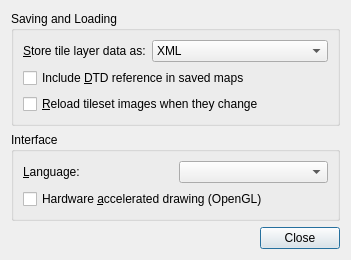
First picture: the form in Tiled/src/tiled/preferencesdialog.ui, repository Invertika/tools, before the edit.
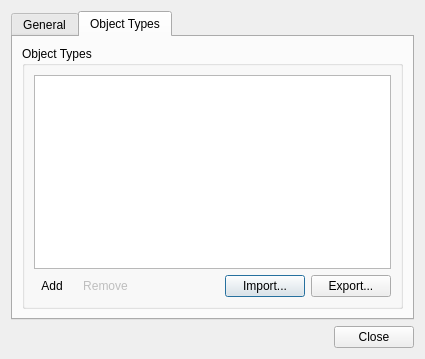
Second picture: the form after the edit. The open tabs and pages were chosen to show the change. Icons and pictures are not drawn.

Diff of the .ui file:
```diff
--- a/Tiled/src/tiled/preferencesdialog.ui
+++ b/Tiled/src/tiled/preferencesdialog.ui
@@ -6,8 +6,8 @@
    <rect>
     <x>0</x>
     <y>0</y>
-    <width>402</width>
-    <height>273</height>
+    <width>421</width>
+    <height>313</height>
    </rect>
   </property>
   <property name="windowTitle">
@@ -18,6 +18,16 @@
     <enum>QLayout::SetFixedSize</enum>
    </property>
    <item>
+    <widget class="QTabWidget" name="tabWidget">
+     <property name="currentIndex">
+      <number>0</number>
+     </property>
+     <widget class="QWidget" name="tab">
+      <attribute name="title">
+       <string>General</string>
+      </attribute>
+      <layout class="QVBoxLayout" name="verticalLayout_2">
+       <item>
     <widget class="QGroupBox" name="groupBox">
      <property name="title">
       <string>Saving and Loading</string>
@@ -118,11 +128,133 @@
      </property>
      <property name="sizeHint" stdset="0">
       <size>
-       <width>0</width>
-       <height>0</height>
+           <width>381</width>
+           <height>1</height>
       </size>
      </property>
     </spacer>
+       </item>
+      </layout>
+     </widget>
+     <widget class="QWidget" name="tab_2">
+      <attribute name="title">
+       <string>Object Types</string>
+      </attribute>
+      <layout class="QVBoxLayout" name="verticalLayout_3">
+       <item>
+        <widget class="QGroupBox" name="groupBox_3">
+         <property name="title">
+          <string>Object Types</string>
+         </property>
+         <layout class="QVBoxLayout" name="verticalLayout_4">
+          <item>
+           <widget class="QTableView" name="objectTypesTable">
+            <property name="selectionBehavior">
+             <enum>QAbstractItemView::SelectRows</enum>
+            </property>
+            <property name="verticalScrollMode">
+             <enum>QAbstractItemView::ScrollPerPixel</enum>
+            </property>
+            <property name="wordWrap">
+             <bool>false</bool>
+            </property>
+            <attribute name="horizontalHeaderHighlightSections">
+             <bool>false</bool>
+            </attribute>
+            <attribute name="verticalHeaderVisible">
+             <bool>false</bool>
+            </attribute>
+            <attribute name="verticalHeaderHighlightSections">
+             <bool>false</bool>
+            </attribute>
+           </widget>
+          </item>
+          <item>
+           <layout class="QHBoxLayout" name="horizontalLayout">
+            <item>
+             <widget class="QToolButton" name="addObjectTypeButton">
+              <property name="toolTip">
+               <string>Add Object Type</string>
+              </property>
+              <property name="text">
+               <string>Add</string>
+              </property>
+              <property name="icon">
+               <iconset resource="tiled.qrc">
+                <normaloff>:/images/22x22/add.png</normaloff>:/images/22x22/add.png</iconset>
+              </property>
+              <property name="autoRaise">
+               <bool>true</bool>
+              </property>
+             </widget>
+            </item>
+            <item>
+             <widget class="QToolButton" name="removeObjectTypeButton">
+              <property name="enabled">
+               <bool>false</bool>
+              </property>
+              <property name="toolTip">
+               <string>Remove Selected Object Types</string>
+              </property>
+              <property name="text">
+               <string>Remove</string>
+              </property>
+              <property name="icon">
+               <iconset resource="tiled.qrc">
+                <normaloff>:/images/22x22/remove.png</normaloff>:/images/22x22/remove.png</iconset>
+              </property>
+              <property name="autoRaise">
+               <bool>true</bool>
+              </property>
+             </widget>
+            </item>
+            <item>
+             <spacer name="horizontalSpacer">
+              <property name="orientation">
+               <enum>Qt::Horizontal</enum>
+              </property>
+              <property name="sizeHint" stdset="0">
+               <size>
+                <width>40</width>
+                <height>20</height>
+               </size>
+              </property>
+             </spacer>
+            </item>
+            <item>
+             <widget class="QPushButton" name="importObjectTypesButton">
+              <property name="sizePolicy">
+               <sizepolicy hsizetype="Minimum" vsizetype="Minimum">
+                <horstretch>0</horstretch>
+                <verstretch>0</verstretch>
+               </sizepolicy>
+              </property>
+              <property name="text">
+               <string>Import...</string>
+              </property>
+             </widget>
+            </item>
+            <item>
+             <widget class="QPushButton" name="exportObjectTypesButton">
+              <property name="sizePolicy">
+               <sizepolicy hsizetype="Fixed" vsizetype="Minimum">
+                <horstretch>0</horstretch>
+                <verstretch>0</verstretch>
+               </sizepolicy>
+              </property>
+              <property name="text">
+               <string>Export...</string>
+              </property>
+             </widget>
+            </item>
+           </layout>
+          </item>
+         </layout>
+        </widget>
+       </item>
+      </layout>
+     </widget>
+    </widget>
    </item>
    <item>
     <widget class="QDialogButtonBox" name="buttonBox">
```
Left out of the diff: 40 changed lines with no effect on the pictures. Lines whose indentation alone changed are shown as unchanged.
